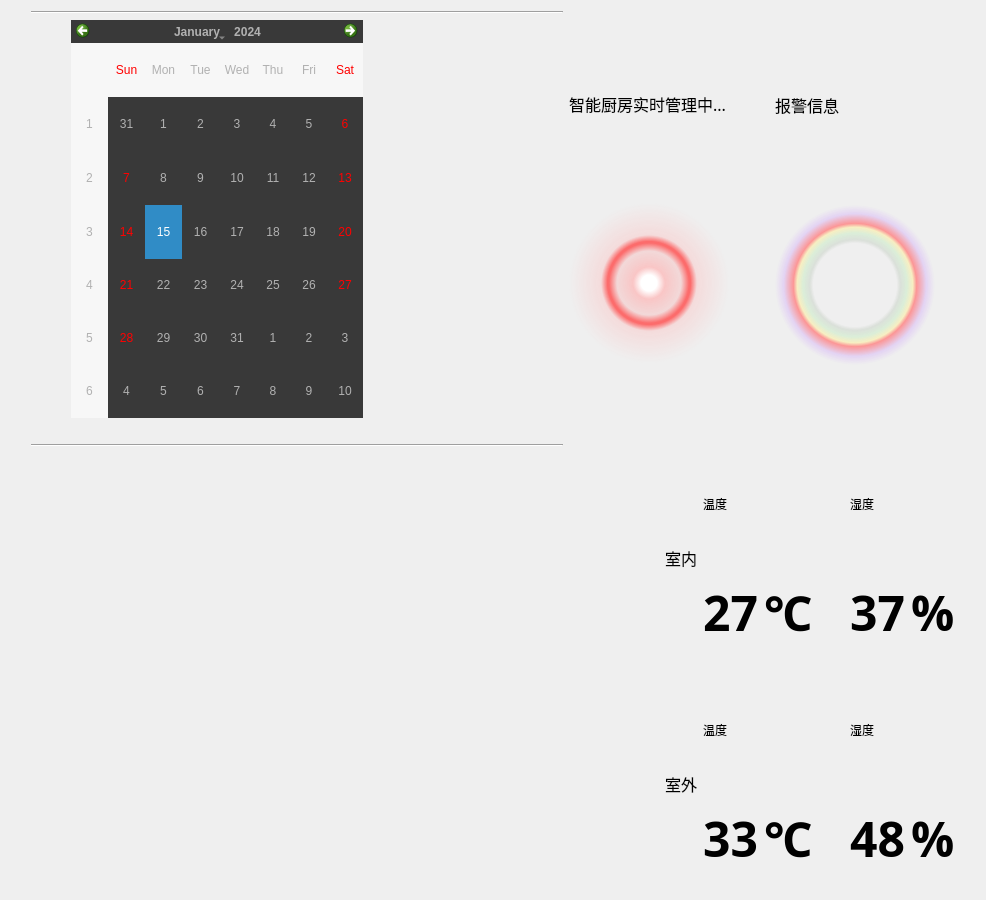
Qt form SmartHome/StatueDialog/status_dialog.ui (lotdoney/SmartHome) before a commit.
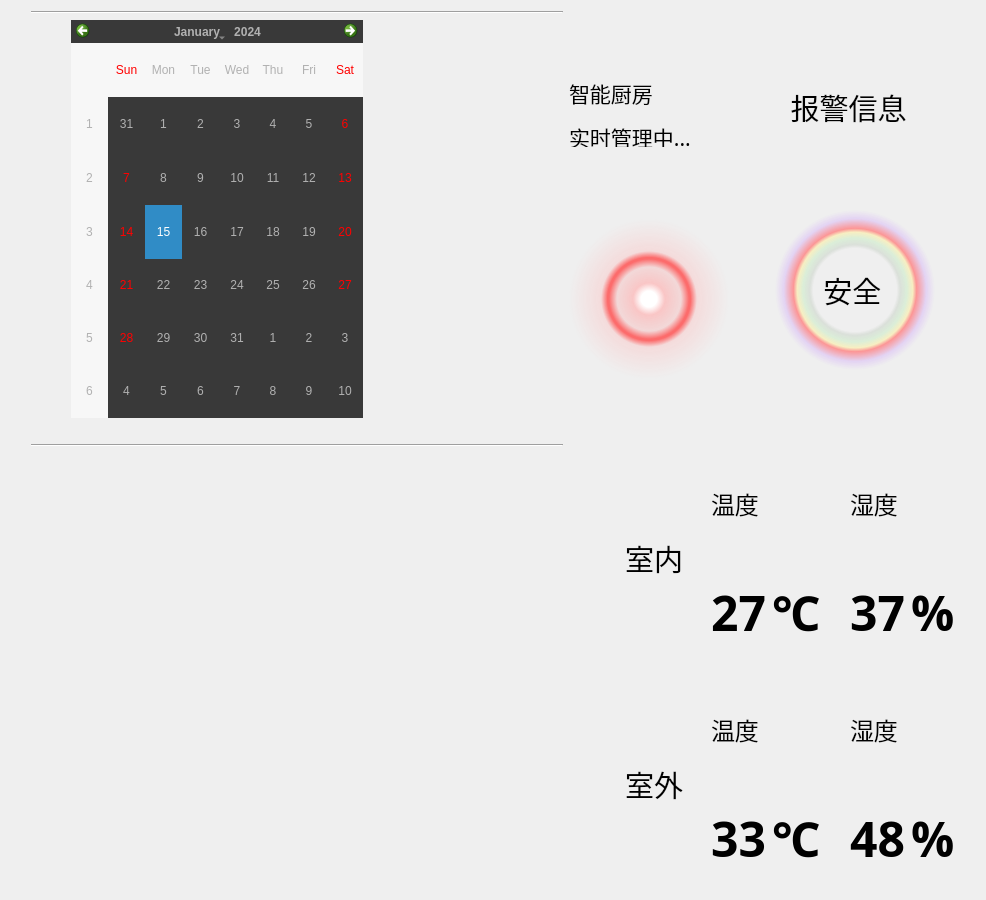
The same form after that commit. Custom widgets are drawn as their Qt base class.

Diff of the .ui file:
```diff
--- a/SmartHome/StatueDialog/status_dialog.ui
+++ b/SmartHome/StatueDialog/status_dialog.ui
@@ -129,20 +129,26 @@
       <layout class="QVBoxLayout" name="verticalLayout_9">
        <item>
         <widget class="QLabel" name="label_6">
+         <property name="sizePolicy">
+          <sizepolicy hsizetype="Preferred" vsizetype="Preferred">
+           <horstretch>0</horstretch>
+           <verstretch>0</verstretch>
+          </sizepolicy>
+         </property>
          <property name="maximumSize">
           <size>
            <width>16777215</width>
-           <height>20</height>
+           <height>70</height>
           </size>
          </property>
          <property name="font">
           <font>
            <family>微软雅黑</family>
-           <pointsize>12</pointsize>
+           <pointsize>16</pointsize>
           </font>
          </property>
          <property name="text">
-          <string>智能厨房实时管理中...</string>
+          <string>&lt;html&gt;&lt;head/&gt;&lt;body&gt;&lt;p&gt;智能厨房&lt;/p&gt;&lt;p&gt;实时管理中...&lt;/p&gt;&lt;/body&gt;&lt;/html&gt;</string>
          </property>
         </widget>
        </item>
@@ -199,11 +205,11 @@
          <property name="font">
           <font>
            <family>微软雅黑</family>
-           <pointsize>12</pointsize>
+           <pointsize>22</pointsize>
           </font>
          </property>
          <property name="text">
-          <string>报警信息</string>
+          <string>  报警信息</string>
          </property>
          <property name="alignment">
           <set>Qt::AlignCenter</set>
@@ -224,11 +230,17 @@
            <height>160</height>
           </size>
          </property>
+         <property name="font">
+          <font>
+           <family>MS UI Gothic</family>
+           <pointsize>22</pointsize>
+          </font>
+         </property>
          <property name="styleSheet">
           <string notr="true">background-color: qradialgradient(spread:pad, cx:0.5, cy:0.5, radius:0.5, fx:0.5, fy:0.5, stop:0 rgba(0, 0, 0, 0), stop:0.52 rgba(0, 0, 0, 0), stop:0.565 rgba(82, 121, 76, 33), stop:0.65 rgba(159, 235, 148, 64), stop:0.721925 rgba(255, 238, 150, 129), stop:0.77 rgba(255, 128, 128, 204), stop:0.89 rgba(191, 128, 255, 64), stop:1 rgba(0, 0, 0, 0));</string>
          </property>
          <property name="text">
-          <string/>
+          <string>      安全</string>
          </property>
         </widget>
        </item>
@@ -333,7 +345,8 @@
             <widget class="QLabel" name="label">
              <property name="font">
               <font>
-               <pointsize>12</pointsize>
+               <family>Agency FB</family>
+               <pointsize>22</pointsize>
               </font>
              </property>
              <property name="styleSheet">
@@ -344,10 +357,29 @@
              </property>
             </widget>
            </item>
+           <item>
+            <spacer name="horizontalSpacer_10">
+             <property name="orientation">
+              <enum>Qt::Horizontal</enum>
+             </property>
+             <property name="sizeHint" stdset="0">
+              <size>
+               <width>40</width>
+               <height>20</height>
+              </size>
+             </property>
+            </spacer>
+           </item>
            <item>
             <layout class="QVBoxLayout" name="verticalLayout">
              <item>
               <widget class="QLabel" name="label_14">
+               <property name="font">
+                <font>
+                 <family>Agency FB</family>
+                 <pointsize>18</pointsize>
+                </font>
+               </property>
                <property name="text">
                 <string>温度</string>
                </property>
@@ -409,6 +441,12 @@
             <layout class="QVBoxLayout" name="verticalLayout_3">
              <item>
               <widget class="QLabel" name="label_16">
+               <property name="font">
+                <font>
+                 <family>Agency FB</family>
+                 <pointsize>18</pointsize>
+                </font>
+               </property>
                <property name="text">
                 <string>湿度</string>
                </property>
@@ -490,7 +528,8 @@
             <widget class="QLabel" name="label_2">
              <property name="font">
               <font>
-               <pointsize>12</pointsize>
+               <family>Agency FB</family>
+               <pointsize>22</pointsize>
               </font>
              </property>
              <property name="text">
@@ -498,10 +537,29 @@
              </property>
             </widget>
            </item>
+           <item>
+            <spacer name="horizontalSpacer_11">
+             <property name="orientation">
+              <enum>Qt::Horizontal</enum>
+             </property>
+             <property name="sizeHint" stdset="0">
+              <size>
+               <width>40</width>
+               <height>20</height>
+              </size>
+             </property>
+            </spacer>
+           </item>
            <item>
             <layout class="QVBoxLayout" name="verticalLayout_2">
              <item>
               <widget class="QLabel" name="label_15">
+               <property name="font">
+                <font>
+                 <family>Agency FB</family>
+                 <pointsize>18</pointsize>
+                </font>
+               </property>
                <property name="text">
                 <string>温度</string>
                </property>
@@ -563,6 +621,12 @@
             <layout class="QVBoxLayout" name="verticalLayout_4">
              <item>
               <widget class="QLabel" name="label_17">
+               <property name="font">
+                <font>
+                 <family>Agency FB</family>
+                 <pointsize>18</pointsize>
+                </font>
+               </property>
                <property name="text">
                 <string>湿度</string>
                </property>
```
Left out of the diff: 6 changed lines with no effect on the pictures.
